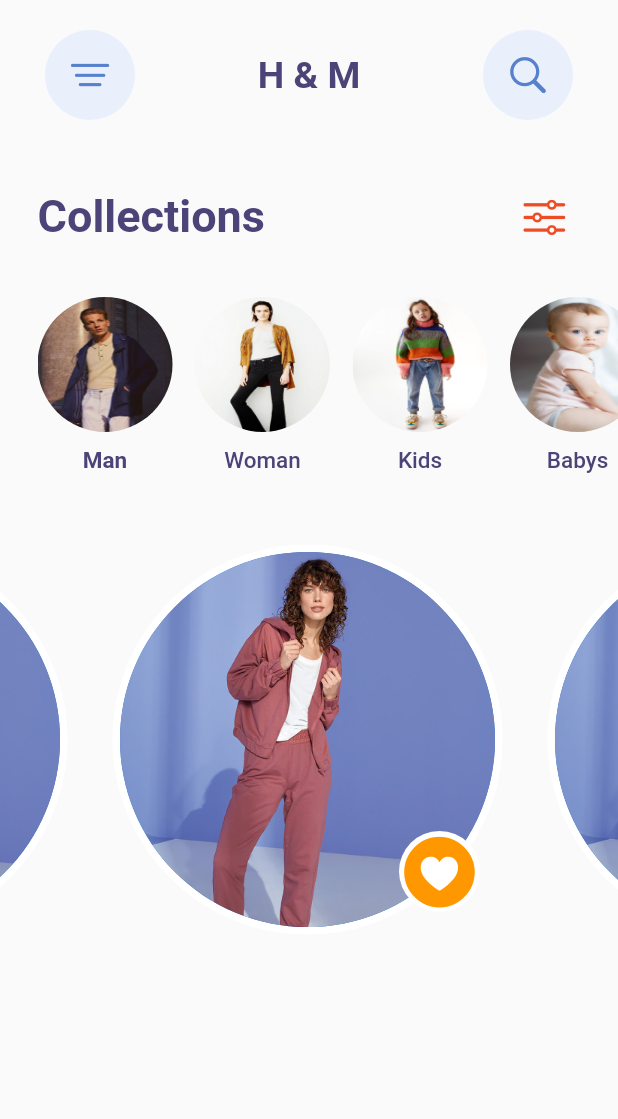
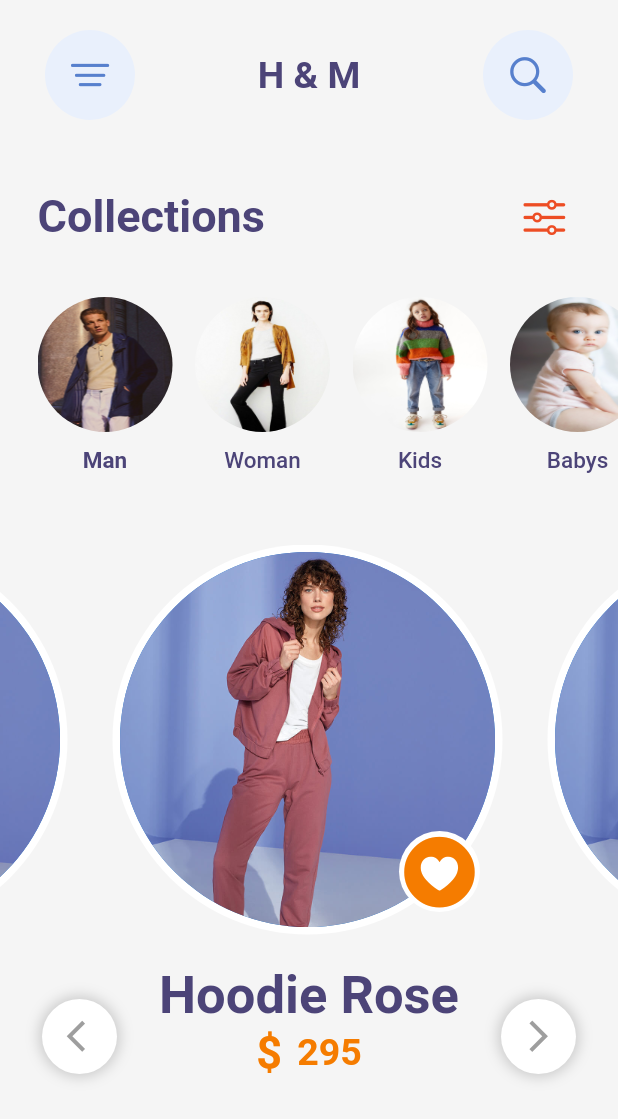
Before and after one commit to alperefesahin/e_commerce_ui, a Flutter app: the screen it shows after launch, on a phone screen of 412 x 824 dp. Shown: the top 1119 px of the screen. Run offline on Flutter 3.47's test engine with Material 2 defaults, Android fonts, the phone set to English and light mode, and no system bars; drawn by our look-alikes of auto_size_text; our stand-ins replace google_fonts.

Commit message:
chore: complete mid & bottom part of the home scr

```diff
--- a/lib/presentation/core/constants/colors.dart
+++ b/lib/presentation/core/constants/colors.dart
@@ -2,4 +2,4 @@ import 'package:flutter/material.dart';
 
 const Color appBarTitleColor = Color.fromRGBO(76, 68, 120, 1);
 
-final Color appDefaultGrayColor = Colors.grey[50]!;
+final Color appDefaultGrayColor = Colors.grey[100]!;
--- a/lib/presentation/pages/home/constants/colors.dart
+++ b/lib/presentation/pages/home/constants/colors.dart
@@ -1,8 +1,11 @@
 import 'package:flutter/material.dart';
 
 const Color whiteColor = Colors.white;
+const Color greyColor = Colors.grey;
+final Color orangeColor = Colors.orange[700]!;
 
 const Color appBarIconButtonColor = Color.fromRGBO(87, 128, 205, 1);
 const Color appBarIconBackgroundColor = Color.fromRGBO(233, 240, 252, 1);
 
 const Color homePageHorizontalSliderColor = Color.fromRGBO(237, 77, 36, 1);
+final Color homePageBackgroundColor = Colors.grey[100]!;
--- a/lib/presentation/pages/home/constants/texts.dart
+++ b/lib/presentation/pages/home/constants/texts.dart
@@ -1,2 +1,5 @@
 const String hAndM = 'H & M';
 const String collections = 'Collections';
+const String hoodieRose = 'Hoodie Rose';
+const String dollarSign = "\$";
+const String priceOfTheItem = '295';
--- a/lib/presentation/pages/home/home_page.dart
+++ b/lib/presentation/pages/home/home_page.dart
@@ -1,3 +1,4 @@
+import 'package:e_commerce_ui/presentation/pages/home/constants/colors.dart';
 import 'package:e_commerce_ui/presentation/pages/home/widgets/home_page_app_bar.dart';
 import 'package:e_commerce_ui/presentation/pages/home/widgets/home_page_body.dart';
 import 'package:flutter/material.dart';
@@ -8,6 +9,7 @@ class HomePage extends StatelessWidget {
   @override
   Widget build(BuildContext context) {
     return Scaffold(
+      backgroundColor: homePageBackgroundColor,
       appBar: HomePageAppBar(),
       body: const HomePageBody(),
     );
--- a/lib/presentation/pages/home/widgets/app_bar_custom_icon.dart
+++ b/lib/presentation/pages/home/widgets/app_bar_custom_icon.dart
@@ -1,4 +1,3 @@
-import 'package:e_commerce_ui/presentation/pages/home/constants/colors.dart';
 import 'package:flutter/material.dart';
 
 class AppBarCustomIcon extends StatelessWidget {
@@ -6,12 +5,24 @@ class AppBarCustomIcon extends StatelessWidget {
       {Key? key,
       this.iconData,
       required this.leftPadding,
-      required this.rightPadding})
+      required this.rightPadding,
+      required this.iconSize,
+      required this.iconColor,
+      required this.containerPadding,
+      required this.containerBackgroundColor,
+      required this.iconPadding,
+      this.containerBoxShadow})
       : super(key: key);
 
   final IconData? iconData;
+  final Color iconColor;
+  final Color containerBackgroundColor;
   final double leftPadding;
   final double rightPadding;
+  final double iconSize;
+  final EdgeInsetsGeometry containerPadding;
+  final EdgeInsetsGeometry iconPadding;
+  final List<BoxShadow>? containerBoxShadow;
 
   @override
   Widget build(BuildContext context) {
@@ -23,13 +34,13 @@ class AppBarCustomIcon extends StatelessWidget {
           alignment: Alignment.center,
           children: [
             Container(
-              padding: const EdgeInsets.all(30),
-              decoration: const BoxDecoration(
-                color: appBarIconBackgroundColor,
-                borderRadius: BorderRadius.all(Radius.circular(50)),
-              ),
+              padding: containerPadding,
+              decoration: BoxDecoration(color: containerBackgroundColor, borderRadius: const BorderRadius.all(Radius.circular(50)), boxShadow: containerBoxShadow),
             ),
-            Icon(iconData, color: appBarIconButtonColor, size: 30)
+            Padding(
+              padding: iconPadding,
+              child: Icon(iconData, color: iconColor, size: iconSize),
+            )
           ],
         ),
       ),
--- a/lib/presentation/pages/home/widgets/collection_items.dart
+++ b/lib/presentation/pages/home/widgets/collection_items.dart
@@ -31,7 +31,7 @@ class CollectionItems extends StatelessWidget {
                         alignment: Alignment.bottomRight,
                         children: [
                           const CircleAvatar(
-                            backgroundColor: Colors.white,
+                            backgroundColor: whiteColor,
                             radius: 130.0,
                             child: CircleAvatar(
                               backgroundImage: AssetImage('assets/model.jpg'),
@@ -39,16 +39,15 @@ class CollectionItems extends StatelessWidget {
                             ),
                           ),
                           index == 1
-                              ? const Padding(
-                                  padding:
-                                      EdgeInsets.only(bottom: 15, right: 15),
+                              ? Padding(
+                                  padding: const EdgeInsets.only(bottom: 15, right: 15),
                                   child: CircleAvatar(
                                       radius: 27.0,
                                       backgroundColor: whiteColor,
                                       child: Icon(
                                         CupertinoIcons.heart_circle_fill,
                                         size: 55,
-                                        color: Colors.orange,
+                                        color: orangeColor,
                                       )),
                                 )
                               : Container(),
--- a/lib/presentation/pages/home/widgets/home_page_app_bar.dart
+++ b/lib/presentation/pages/home/widgets/home_page_app_bar.dart
@@ -1,3 +1,4 @@
+import 'package:e_commerce_ui/presentation/pages/home/constants/colors.dart';
 import 'package:e_commerce_ui/presentation/pages/home/constants/texts.dart';
 import 'package:e_commerce_ui/presentation/pages/home/widgets/app_bar_custom_icon.dart';
 import 'package:flutter/cupertino.dart';
@@ -26,12 +27,22 @@ class HomePageAppBar extends StatelessWidget with PreferredSizeWidget {
         iconData: CupertinoIcons.line_horizontal_3_decrease,
         leftPadding: 30,
         rightPadding: 0,
+        iconColor: appBarIconButtonColor,
+        iconSize: 30,
+        containerPadding: EdgeInsets.all(30),
+        containerBackgroundColor: appBarIconBackgroundColor,
+        iconPadding: EdgeInsets.all(0),
       ),
       actions: const [
         AppBarCustomIcon(
           iconData: CupertinoIcons.search,
           rightPadding: 30,
           leftPadding: 0,
+          iconColor: appBarIconButtonColor,
+          iconSize: 30,
+          containerPadding: EdgeInsets.all(30),
+          containerBackgroundColor: appBarIconBackgroundColor,
+          iconPadding: EdgeInsets.all(0),
         )
       ],
     );
--- a/lib/presentation/pages/home/widgets/home_page_body.dart
+++ b/lib/presentation/pages/home/widgets/home_page_body.dart
@@ -1,10 +1,12 @@
 import 'package:e_commerce_ui/presentation/pages/home/constants/colors.dart';
 import 'package:e_commerce_ui/presentation/pages/home/constants/texts.dart';
+import 'package:e_commerce_ui/presentation/pages/home/widgets/app_bar_custom_icon.dart';
 import 'package:e_commerce_ui/presentation/pages/home/widgets/collection_items.dart';
 import 'package:e_commerce_ui/presentation/pages/home/widgets/collections.dart';
 import 'package:e_commerce_ui/presentation/pages/home/widgets/home_page_custom_icon_button.dart';
 import 'package:e_commerce_ui/presentation/pages/home/widgets/home_page_custom_text.dart';
 import 'package:flutter/cupertino.dart';
+import 'package:flutter/material.dart';
 
 class HomePageBody extends StatelessWidget {
   const HomePageBody({Key? key}) : super(key: key);
@@ -33,7 +35,58 @@ class HomePageBody extends StatelessWidget {
           ),
         ),
         const Collections(),
-        CollectionItems()
+        CollectionItems(),
+        Padding(
+          padding: const EdgeInsets.only(top: 20),
+          child: Row(
+            mainAxisAlignment: MainAxisAlignment.spaceEvenly,
+            children: [
+              AppBarCustomIcon(
+                iconData: Icons.arrow_back_ios,
+                leftPadding: 0,
+                rightPadding: 0,
+                iconColor: greyColor,
+                iconSize: 25,
+                containerPadding: const EdgeInsets.all(25),
+                containerBackgroundColor: whiteColor,
+                iconPadding: const EdgeInsets.only(left: 8),
+                containerBoxShadow: [
+                  BoxShadow(color: Colors.grey.withOpacity(0.5), spreadRadius: 2, blurRadius: 7),
+                ],
+              ),
+              Column(
+                children: [
+                  const HomePageCustomText(
+                    text: hoodieRose,
+                    minFontSize: 35,
+                    maxFontSize: 45,
+                    textStyle: TextStyle(fontWeight: FontWeight.w600),
+                  ),
+                  Row(
+                    children: [
+                      HomePageCustomText(text: dollarSign, minFontSize: 30, maxFontSize: 35, textStyle: TextStyle(fontWeight: FontWeight.w600, color: orangeColor)),
+                      const SizedBox(width: 10),
+                      HomePageCustomText(text: priceOfTheItem, minFontSize: 25, maxFontSize: 35, textStyle: TextStyle(fontWeight: FontWeight.w700, color: orangeColor))
+                    ],
+                  )
+                ],
+              ),
+              AppBarCustomIcon(
+                iconData: Icons.arrow_forward_ios,
+                leftPadding: 0,
+                rightPadding: 0,
+                iconColor: greyColor,
+                iconSize: 25,
+                containerPadding: const EdgeInsets.all(25),
+                containerBackgroundColor: whiteColor,
+                iconPadding: const EdgeInsets.all(0),
+                containerBoxShadow: [
+                  BoxShadow(color: Colors.grey.withOpacity(0.5), spreadRadius: 2, blurRadius: 7),
+                ],
+              ),
+            ],
+          ),
+        )
       ],
     );
   }
```
Also changed, not shown: lib/presentation/pages/home/widgets/collections.dart (+2 -6 lines), lib/presentation/pages/home/widgets/home_page_custom_icon_button.dart (+1 -6 lines), lib/presentation/pages/home/widgets/home_page_custom_text.dart (+1 -7 lines).
